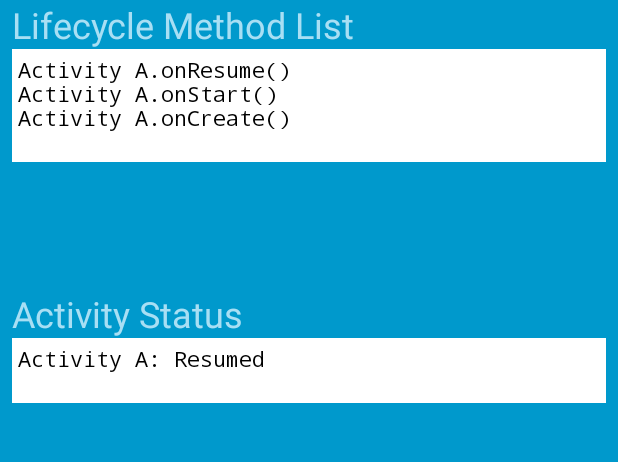
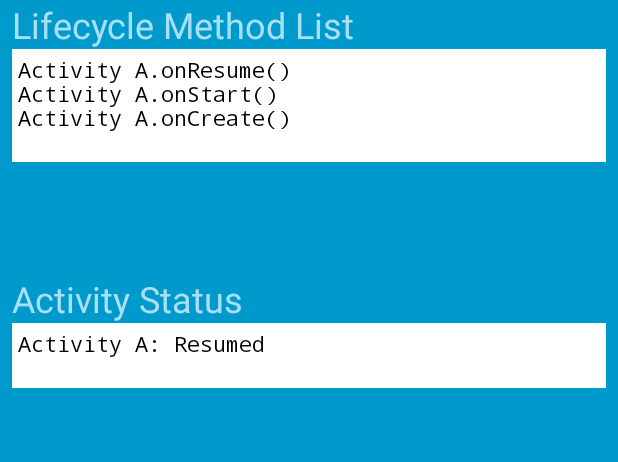
Before and after one commit to abdulla-alali/lecture_examples, an Android app: the screen it shows after launch (ActivityA), on a phone screen of 412 x 824 dp, the part 280-742 px from its top. Run offline under Robolectric (Android 15) with nearby library versions, the phone set to English and light mode, and no system bars.

Commit message:
Activities: Decrease scroll bar height on top TextView to allow more space for bottom one

```diff
--- a/Activities/app/src/main/res/layout/activity_a.xml
+++ b/Activities/app/src/main/res/layout/activity_a.xml
@@ -84,7 +84,7 @@ limitations under the License.
 
     <ScrollView
          android:layout_width="match_parent"
-         android:layout_height="160dp">
+         android:layout_height="150dp">
         <TextView
             android:id="@+id/status_view_a"
             android:layout_width="match_parent"
--- a/Activities/app/src/main/res/layout/activity_b.xml
+++ b/Activities/app/src/main/res/layout/activity_b.xml
@@ -86,7 +86,7 @@ limitations under the License.
 
     <ScrollView
          android:layout_width="match_parent"
-         android:layout_height="160dp">
+         android:layout_height="150dp">
         <TextView
             android:id="@+id/status_view_b"
             android:layout_width="match_parent"
--- a/Activities/app/src/main/res/layout/activity_c.xml
+++ b/Activities/app/src/main/res/layout/activity_c.xml
@@ -86,7 +86,7 @@ limitations under the License.
 
 <ScrollView
      android:layout_width="match_parent"
-     android:layout_height="160dp">
+     android:layout_height="150dp">
     <TextView
         android:id="@+id/status_view_c"
         android:layout_width="match_parent"
```
